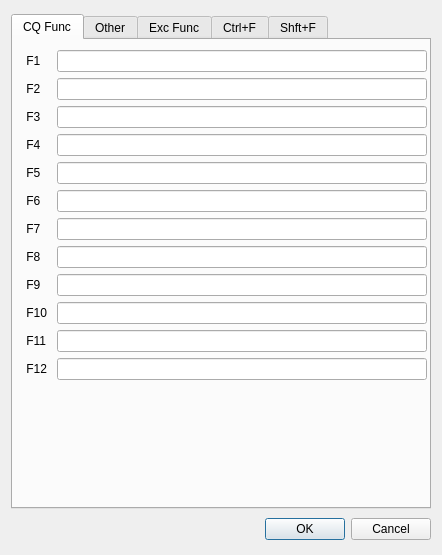
This is so2sdr/cwmessagedialog.ui in n4ogw/so2sdr as Qt 5 draws it before an edit. The edited form follows.
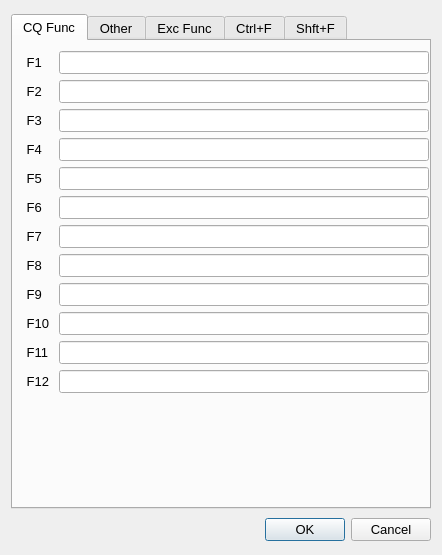
This is the edited form.

Commit message: Changes related to latest Windows update. Mostly fixing font problems and inconsistencies.

```diff
--- a/so2sdr/cwmessagedialog.ui
+++ b/so2sdr/cwmessagedialog.ui
@@ -53,6 +53,11 @@
        <height>495</height>
       </size>
      </property>
+     <property name="font">
+      <font>
+       <pointsize>10</pointsize>
+      </font>
+     </property>
      <property name="toolTip">
       <string/>
      </property>
@@ -1126,6 +1131,11 @@
      </item>
      <item>
       <widget class="QDialogButtonBox" name="cwmessage_buttons">
+       <property name="font">
+        <font>
+         <pointsize>10</pointsize>
+        </font>
+       </property>
        <property name="standardButtons">
         <set>QDialogButtonBox::Cancel|QDialogButtonBox::Ok</set>
        </property>
```
The commit also changes 18 other files.
